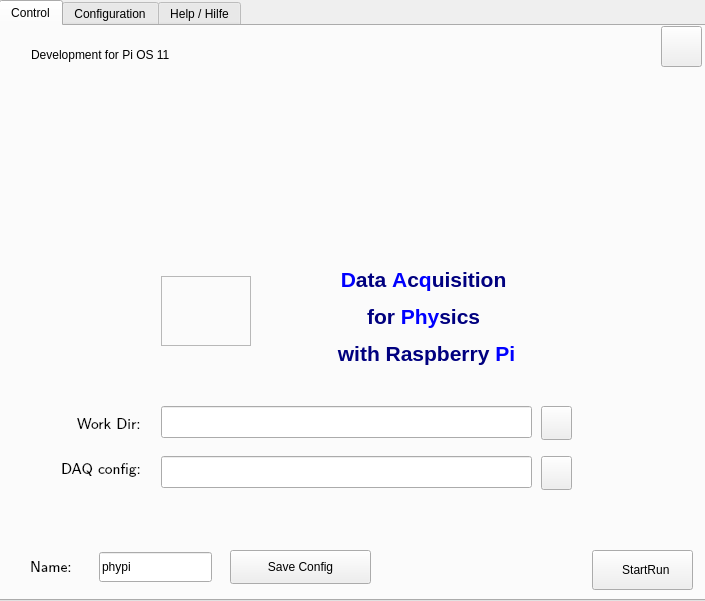
The window that phypidaq/phypi.ui (PhyPiDAQ/PhyPiDAQ) describes before a commit, drawn with Qt 5.
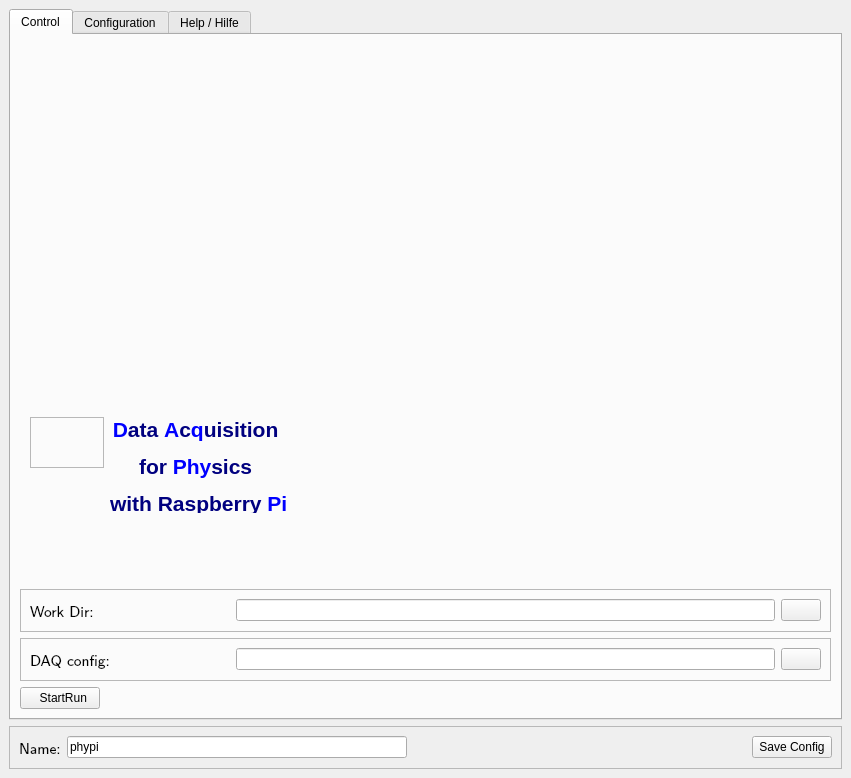
The same window after the commit. Icons and pictures are not drawn.

Commit message:
make it responsive
fixed small allignments,

Diff of the .ui file:
```diff
--- a/phypidaq/phypi.ui
+++ b/phypidaq/phypi.ui
@@ -6,8 +6,8 @@
    <rect>
     <x>0</x>
     <y>0</y>
-    <width>705</width>
-    <height>601</height>
+    <width>851</width>
+    <height>778</height>
    </rect>
   </property>
   <property name="sizePolicy">
@@ -26,15 +26,9 @@
      <verstretch>0</verstretch>
     </sizepolicy>
    </property>
+   <layout class="QVBoxLayout" name="verticalLayout_3">
+    <item>
    <widget class="QTabWidget" name="tab_Main">
-    <property name="geometry">
-     <rect>
-      <x>-1</x>
-      <y>0</y>
-      <width>711</width>
-      <height>601</height>
-     </rect>
-    </property>
     <property name="toolTip">
      <string>&lt;html&gt;&lt;head/&gt;&lt;body&gt;&lt;p&gt;Output  / Configuration / Help&lt;/p&gt;&lt;/body&gt;&lt;/html&gt;</string>
     </property>
@@ -54,15 +48,56 @@
      <attribute name="title">
       <string>Control</string>
      </attribute>
+       <layout class="QVBoxLayout" name="verticalLayout_10">
+        <item>
+         <widget class="QLabel" name="label_3">
+          <property name="text">
+           <string/>
+          </property>
+         </widget>
+        </item>
+        <item>
+         <widget class="QLabel" name="label_2">
+          <property name="sizePolicy">
+           <sizepolicy hsizetype="Fixed" vsizetype="Preferred">
+            <horstretch>0</horstretch>
+            <verstretch>0</verstretch>
+           </sizepolicy>
+          </property>
+          <property name="text">
+           <string/>
+          </property>
+          <property name="pixmap">
+           <pixmap>images/PhyPiDAQdiagram.png</pixmap>
+          </property>
+          <property name="scaledContents">
+           <bool>true</bool>
+          </property>
+         </widget>
+        </item>
+        <item>
+         <widget class="QFrame" name="frame_3">
+          <property name="frameShape">
+           <enum>QFrame::NoFrame</enum>
+          </property>
+          <property name="frameShadow">
+           <enum>QFrame::Raised</enum>
+          </property>
      <widget class="QLabel" name="label_Picture">
       <property name="geometry">
        <rect>
-        <x>160</x>
-        <y>250</y>
-        <width>90</width>
-        <height>70</height>
-       </rect>
-      </property>
+             <x>10</x>
+             <y>10</y>
+             <width>74</width>
+             <height>51</height>
+            </rect>
+           </property>
+           <property name="sizePolicy">
+            <sizepolicy hsizetype="Fixed" vsizetype="Fixed">
+             <horstretch>0</horstretch>
+             <verstretch>0</verstretch>
+            </sizepolicy>
+           </property>
       <property name="toolTip">
        <string>PhyPi Data Acquitision with Raspberry Pi</string>
       </property>
@@ -85,12 +120,18 @@
      <widget class="QLabel" name="label_caption">
       <property name="geometry">
        <rect>
-        <x>230</x>
-        <y>220</y>
-        <width>391</width>
-        <height>141</height>
-       </rect>
-      </property>
+             <x>90</x>
+             <y>10</y>
+             <width>177</width>
+             <height>96</height>
+            </rect>
+           </property>
+           <property name="sizePolicy">
+            <sizepolicy hsizetype="Fixed" vsizetype="Preferred">
+             <horstretch>0</horstretch>
+             <verstretch>0</verstretch>
+            </sizepolicy>
+           </property>
       <property name="font">
        <font>
         <pointsize>12</pointsize>
@@ -100,14 +141,100 @@
        <string>&lt;html&gt;&lt;head/&gt;&lt;body&gt;&lt;p align=&quot;center&quot;&gt;&lt;span style=&quot; font-size:16pt; font-weight:600; color:#0000ff;&quot;&gt;D&lt;/span&gt;&lt;span style=&quot; font-size:16pt; font-weight:600; color:#00007f;&quot;&gt;ata &lt;/span&gt;&lt;span style=&quot; font-size:16pt; font-weight:600; color:#0000ff;&quot;&gt;A&lt;/span&gt;&lt;span style=&quot; font-size:16pt; font-weight:600; color:#00007f;&quot;&gt;c&lt;/span&gt;&lt;span style=&quot; font-size:16pt; font-weight:600; color:#0000ff;&quot;&gt;q&lt;/span&gt;&lt;span style=&quot; font-size:16pt; font-weight:600; color:#00007f;&quot;&gt;uisition &lt;/span&gt;&lt;/p&gt;&lt;p align=&quot;center&quot;&gt;&lt;span style=&quot; font-size:16pt; font-weight:600; color:#00007f;&quot;&gt;for &lt;/span&gt;&lt;span style=&quot; font-size:16pt; font-weight:600; color:#0000ff;&quot;&gt;Phy&lt;/span&gt;&lt;span style=&quot; font-size:16pt; font-weight:600; color:#00007f;&quot;&gt;sics &lt;/span&gt;&lt;/p&gt;&lt;p align=&quot;center&quot;&gt;&lt;span style=&quot; font-size:16pt; font-weight:600; color:#00007f;&quot;&gt;with Raspberry &lt;/span&gt;&lt;span style=&quot; font-size:16pt; font-weight:600; color:#0000ff;&quot;&gt;Pi&lt;/span&gt;&lt;span style=&quot; font-size:16pt; font-weight:600; color:#00007f;&quot;/&gt;&lt;/p&gt;&lt;/body&gt;&lt;/html&gt;</string>
       </property>
      </widget>
+         </widget>
+        </item>
+        <item>
+         <widget class="QFrame" name="frame_4">
+          <property name="sizePolicy">
+           <sizepolicy hsizetype="Preferred" vsizetype="Fixed">
+            <horstretch>0</horstretch>
+            <verstretch>0</verstretch>
+           </sizepolicy>
+          </property>
+          <property name="frameShape">
+           <enum>QFrame::StyledPanel</enum>
+          </property>
+          <property name="frameShadow">
+           <enum>QFrame::Raised</enum>
+          </property>
+          <layout class="QHBoxLayout" name="horizontalLayout_4">
+           <item>
+            <widget class="QLabel" name="label_WorkDir">
+             <property name="sizePolicy">
+              <sizepolicy hsizetype="Fixed" vsizetype="Preferred">
+               <horstretch>0</horstretch>
+               <verstretch>0</verstretch>
+              </sizepolicy>
+             </property>
+             <property name="minimumSize">
+              <size>
+               <width>200</width>
+               <height>0</height>
+              </size>
+             </property>
+             <property name="font">
+              <font>
+               <family>Latin Modern Sans</family>
+               <pointsize>11</pointsize>
+              </font>
+             </property>
+             <property name="text">
+              <string>Work Dir: </string>
+             </property>
+            </widget>
+           </item>
+           <item>
+            <widget class="QLineEdit" name="lE_WorkDir">
+             <property name="readOnly">
+              <bool>true</bool>
+             </property>
+            </widget>
+           </item>
+           <item>
+            <widget class="QPushButton" name="pB_WDselect">
+             <property name="toolTip">
+              <string>&lt;html&gt;&lt;head/&gt;&lt;body&gt;&lt;p&gt;select working directory (where ouput is stored)&lt;/p&gt;&lt;/body&gt;&lt;/html&gt;</string>
+             </property>
+             <property name="text">
+              <string/>
+             </property>
+             <property name="icon">
+              <iconset>
+               <normaloff>images/open-folder.jpg</normaloff>images/open-folder.jpg</iconset>
+             </property>
+            </widget>
+           </item>
+          </layout>
+         </widget>
+        </item>
+        <item>
+         <widget class="QFrame" name="frame_5">
+          <property name="sizePolicy">
+           <sizepolicy hsizetype="Preferred" vsizetype="Fixed">
+            <horstretch>0</horstretch>
+            <verstretch>0</verstretch>
+           </sizepolicy>
+          </property>
+          <property name="frameShape">
+           <enum>QFrame::StyledPanel</enum>
+          </property>
+          <property name="frameShadow">
+           <enum>QFrame::Raised</enum>
+          </property>
+          <layout class="QHBoxLayout" name="horizontalLayout_5">
+           <item>
      <widget class="QLabel" name="label_DAQconfig">
-      <property name="geometry">
-       <rect>
-        <x>60</x>
-        <y>426</y>
-        <width>91</width>
-        <height>30</height>
-       </rect>
+             <property name="sizePolicy">
+              <sizepolicy hsizetype="Fixed" vsizetype="Preferred">
+               <horstretch>0</horstretch>
+               <verstretch>0</verstretch>
+              </sizepolicy>
+             </property>
+             <property name="minimumSize">
+              <size>
+               <width>200</width>
+               <height>0</height>
+              </size>
       </property>
       <property name="font">
        <font>
@@ -122,15 +249,9 @@
        <enum>Qt::PlainText</enum>
       </property>
      </widget>
+           </item>
+           <item>
      <widget class="QLineEdit" name="lE_DAQConfFile">
-      <property name="geometry">
-       <rect>
-        <x>160</x>
-        <y>430</y>
-        <width>371</width>
-        <height>32</height>
-       </rect>
-      </property>
       <property name="toolTip">
        <string>&lt;html&gt;&lt;head/&gt;&lt;body&gt;&lt;p&gt;DAQ configuration file (type .daq)&lt;/p&gt;&lt;/body&gt;&lt;/html&gt;</string>
       </property>
@@ -144,14 +265,34 @@
        <bool>true</bool>
       </property>
      </widget>
+           </item>
+           <item>
+            <widget class="QPushButton" name="pB_FileSelect">
+             <property name="toolTip">
+              <string>&lt;html&gt;&lt;head/&gt;&lt;body&gt;&lt;p&gt;selecd daq configuration file&lt;/p&gt;&lt;/body&gt;&lt;/html&gt;</string>
+             </property>
+             <property name="text">
+              <string/>
+             </property>
+             <property name="icon">
+              <iconset>
+               <normaloff>images/open-folder.jpg</normaloff>images/open-folder.jpg</iconset>
+             </property>
+            </widget>
+           </item>
+          </layout>
+         </widget>
+        </item>
+        <item>
+         <layout class="QVBoxLayout" name="verticalLayout"/>
+        </item>
+        <item>
      <widget class="QPushButton" name="pB_StartRun">
-      <property name="geometry">
-       <rect>
-        <x>591</x>
-        <y>524</y>
-        <width>101</width>
-        <height>40</height>
-       </rect>
+          <property name="sizePolicy">
+           <sizepolicy hsizetype="Fixed" vsizetype="Fixed">
+            <horstretch>0</horstretch>
+            <verstretch>0</verstretch>
+           </sizepolicy>
       </property>
       <property name="toolTip">
        <string>&lt;html&gt;&lt;head/&gt;&lt;body&gt;&lt;p&gt;Start Data Acquisition&lt;/p&gt;&lt;/body&gt;&lt;/html&gt;</string>
@@ -170,166 +311,8 @@
        </size>
       </property>
      </widget>
-     <widget class="QPushButton" name="pB_FileSelect">
-      <property name="geometry">
-       <rect>
-        <x>540</x>
-        <y>430</y>
-        <width>31</width>
-        <height>34</height>
-       </rect>
-      </property>
-      <property name="toolTip">
-       <string>&lt;html&gt;&lt;head/&gt;&lt;body&gt;&lt;p&gt;selecd daq configuration file&lt;/p&gt;&lt;/body&gt;&lt;/html&gt;</string>
-      </property>
-      <property name="text">
-       <string/>
-      </property>
-      <property name="icon">
-       <iconset>
-        <normaloff>images/open-folder.jpg</normaloff>images/open-folder.jpg</iconset>
-      </property>
-     </widget>
-     <widget class="QPushButton" name="pB_abort">
-      <property name="geometry">
-       <rect>
-        <x>660</x>
-        <y>0</y>
-        <width>41</width>
-        <height>41</height>
-       </rect>
-      </property>
-      <property name="toolTip">
-       <string>&lt;html&gt;&lt;head/&gt;&lt;body&gt;&lt;p&gt;Exit PhyPi Gui&lt;/p&gt;&lt;/body&gt;&lt;/html&gt;</string>
-      </property>
-      <property name="accessibleDescription">
-       <string/>
-      </property>
-      <property name="text">
-       <string/>
-      </property>
-      <property name="icon">
-       <iconset>
-        <normaloff>images/application-exit.jpg</normaloff>images/application-exit.jpg</iconset>
-      </property>
-      <property name="iconSize">
-       <size>
-        <width>20</width>
-        <height>20</height>
-       </size>
-      </property>
-      <property name="autoDefault">
-       <bool>false</bool>
-      </property>
-     </widget>
-     <widget class="QLineEdit" name="lE_WorkDir">
-      <property name="geometry">
-       <rect>
-        <x>160</x>
-        <y>380</y>
-        <width>371</width>
-        <height>32</height>
-       </rect>
-      </property>
-      <property name="readOnly">
-       <bool>true</bool>
-      </property>
-     </widget>
-     <widget class="QLabel" name="label_WorkDir">
-      <property name="geometry">
-       <rect>
-        <x>76</x>
-        <y>386</y>
-        <width>81</width>
-        <height>20</height>
-       </rect>
-      </property>
-      <property name="font">
-       <font>
-        <family>Latin Modern Sans</family>
-        <pointsize>11</pointsize>
-       </font>
-      </property>
-      <property name="text">
-       <string>Work Dir: </string>
-      </property>
-     </widget>
-     <widget class="QPushButton" name="pB_WDselect">
-      <property name="geometry">
-       <rect>
-        <x>540</x>
-        <y>380</y>
-        <width>31</width>
-        <height>34</height>
-       </rect>
-      </property>
-      <property name="toolTip">
-       <string>&lt;html&gt;&lt;head/&gt;&lt;body&gt;&lt;p&gt;select working directory (where ouput is stored)&lt;/p&gt;&lt;/body&gt;&lt;/html&gt;</string>
-      </property>
-      <property name="text">
-       <string/>
-      </property>
-      <property name="icon">
-       <iconset>
-        <normaloff>images/open-folder.jpg</normaloff>images/open-folder.jpg</iconset>
-      </property>
-     </widget>
-     <widget class="QLabel" name="label_2">
-      <property name="geometry">
-       <rect>
-        <x>80</x>
-        <y>50</y>
-        <width>551</width>
-        <height>171</height>
-       </rect>
-      </property>
-      <property name="text">
-       <string/>
-      </property>
-      <property name="pixmap">
-       <pixmap>images/PhyPiDAQdiagram.png</pixmap>
-      </property>
-      <property name="scaledContents">
-       <bool>true</bool>
-      </property>
-     </widget>
-     <widget class="QWidget" name="verticalLayoutWidget">
-      <property name="geometry">
-       <rect>
-        <x>11</x>
-        <y>490</y>
-        <width>681</width>
-        <height>16</height>
-       </rect>
-      </property>
-      <layout class="QVBoxLayout" name="verticalLayout"/>
-     </widget>
-     <widget class="QLabel" name="label_3">
-      <property name="geometry">
-       <rect>
-        <x>30</x>
-        <y>20</y>
-        <width>221</width>
-        <height>17</height>
-       </rect>
-      </property>
-      <property name="text">
-       <string>Development for Pi OS 11</string>
-      </property>
-     </widget>
-     <zorder>label_Picture</zorder>
-     <zorder>label_caption</zorder>
-     <zorder>label_DAQconfig</zorder>
-     <zorder>lE_DAQConfFile</zorder>
-     <zorder>pB_StartRun</zorder>
-     <zorder>pB_FileSelect</zorder>
-     <zorder>lE_WorkDir</zorder>
-     <zorder>label_WorkDir</zorder>
-     <zorder>pB_WDselect</zorder>
-     <zorder>label_2</zorder>
-     <zorder>pB_abort</zorder>
-     <zorder>verticalLayoutWidget</zorder>
-     <zorder>label_3</zorder>
+        </item>
+       </layout>
     </widget>
     <widget class="QWidget" name="Tab_Config">
      <property name="toolTip">
@@ -338,18 +321,19 @@
      <attribute name="title">
       <string>Configuration</string>
      </attribute>
+       <layout class="QVBoxLayout" name="verticalLayout_4">
+        <item>
+         <widget class="QRadioButton" name="rB_EditMode">
+          <property name="text">
+           <string>Edit Mode</string>
+          </property>
+         </widget>
+        </item>
+        <item>
      <widget class="QTabWidget" name="tabConfig">
       <property name="enabled">
        <bool>true</bool>
       </property>
-      <property name="geometry">
-       <rect>
-        <x>10</x>
-        <y>10</y>
-        <width>821</width>
-        <height>501</height>
-       </rect>
-      </property>
       <property name="sizePolicy">
        <sizepolicy hsizetype="Expanding" vsizetype="Expanding">
         <horstretch>0</horstretch>
@@ -381,15 +365,9 @@
        <attribute name="title">
         <string>PhyPi Config</string>
        </attribute>
+           <layout class="QVBoxLayout" name="verticalLayout_6">
+            <item>
        <widget class="QPlainTextEdit" name="pTE_phypiConfig">
-        <property name="geometry">
-         <rect>
-          <x>0</x>
-          <y>10</y>
-          <width>681</width>
-          <height>431</height>
-         </rect>
-        </property>
         <property name="toolTip">
          <string>&lt;html&gt;&lt;head/&gt;&lt;body&gt;&lt;p&gt;Main PhyPi Configuration File&lt;/p&gt;&lt;/body&gt;&lt;/html&gt;</string>
         </property>
@@ -397,17 +375,17 @@
          <bool>true</bool>
         </property>
        </widget>
+            </item>
+            <item>
        <widget class="QPushButton" name="pB_reloadConfig">
         <property name="enabled">
          <bool>false</bool>
         </property>
-        <property name="geometry">
-         <rect>
-          <x>500</x>
-          <y>440</y>
-          <width>171</width>
-          <height>21</height>
-         </rect>
+              <property name="sizePolicy">
+               <sizepolicy hsizetype="Fixed" vsizetype="Fixed">
+                <horstretch>0</horstretch>
+                <verstretch>0</verstretch>
+               </sizepolicy>
         </property>
         <property name="toolTip">
          <string>&lt;html&gt;&lt;head/&gt;&lt;body&gt;&lt;p&gt;reload device configuration files if names or paths changed&lt;/p&gt;&lt;/body&gt;&lt;/html&gt;</string>
@@ -429,6 +407,8 @@
          <bool>false</bool>
         </property>
        </widget>
+            </item>
+           </layout>
       </widget>
       <widget class="QWidget" name="tab_DeviceConfig0">
        <property name="toolTip">
@@ -437,15 +417,9 @@
        <attribute name="title">
         <string>Device Config</string>
        </attribute>
+           <layout class="QVBoxLayout" name="verticalLayout_7">
+            <item>
        <widget class="QPlainTextEdit" name="pTE_DeviceConfig0">
-        <property name="geometry">
-         <rect>
-          <x>0</x>
-          <y>10</y>
-          <width>681</width>
-          <height>411</height>
-         </rect>
-        </property>
         <property name="toolTip">
          <string>Device Configuration</string>
         </property>
@@ -453,14 +427,14 @@
          <bool>true</bool>
         </property>
        </widget>
+            </item>
+            <item>
        <widget class="QPushButton" name="pB_DeviceSelect0">
-        <property name="geometry">
-         <rect>
-          <x>490</x>
-          <y>423</y>
-          <width>181</width>
-          <height>34</height>
-         </rect>
+              <property name="sizePolicy">
+               <sizepolicy hsizetype="Fixed" vsizetype="Fixed">
+                <horstretch>0</horstretch>
+                <verstretch>0</verstretch>
+               </sizepolicy>
         </property>
         <property name="toolTip">
          <string>&lt;html&gt;&lt;head/&gt;&lt;body&gt;&lt;p&gt;load template device configuration&lt;/p&gt;&lt;/body&gt;&lt;/html&gt;</string>
@@ -473,6 +447,8 @@
           <normaloff>images/open-folder.jpg</normaloff>images/open-folder.jpg</iconset>
         </property>
        </widget>
+            </item>
+           </layout>
       </widget>
       <widget class="QWidget" name="tab_DeviceConfig1">
        <property name="enabled">
@@ -484,27 +460,21 @@
        <attribute name="title">
         <string>2nd Device</string>
        </attribute>
+           <layout class="QVBoxLayout" name="verticalLayout_8">
+            <item>
        <widget class="QPlainTextEdit" name="pTE_DeviceConfig1">
-        <property name="geometry">
-         <rect>
-          <x>0</x>
-          <y>0</y>
-          <width>681</width>
-          <height>421</height>
-         </rect>
-        </property>
         <property name="readOnly">
          <bool>true</bool>
         </property>
        </widget>
+            </item>
+            <item>
        <widget class="QPushButton" name="pB_DeviceSelect1">
-        <property name="geometry">
-         <rect>
-          <x>490</x>
-          <y>423</y>
-          <width>181</width>
-          <height>34</height>
-         </rect>
+              <property name="sizePolicy">
+               <sizepolicy hsizetype="Fixed" vsizetype="Fixed">
+                <horstretch>0</horstretch>
+                <verstretch>0</verstretch>
+               </sizepolicy>
         </property>
         <property name="text">
          <string>     load Device Config</string>
@@ -514,6 +484,8 @@
           <normaloff>images/open-folder.jpg</normaloff>images/open-folder.jpg</iconset>
         </property>
        </widget>
+            </item>
+           </layout>
       </widget>
       <widget class="QWidget" name="tab_DeviceConfig2">
        <property name="enabled">
@@ -522,27 +494,21 @@
        <attribute name="title">
         <string>3rd Device</string>
        </attribute>
+           <layout class="QVBoxLayout" name="verticalLayout_9">
+            <item>
        <widget class="QPlainTextEdit" name="pTE_DeviceConfig2">
-        <property name="geometry">
-         <rect>
-          <x>0</x>
-          <y>0</y>
-          <width>681</width>
-          <height>421</height>
-         </rect>
-        </property>
         <property name="readOnly">
          <bool>true</bool>
         </property>
        </widget>
+            </item>
+            <item>
        <widget class="QPushButton" name="pB_DeviceSelect2">
-        <property name="geometry">
-         <rect>
-          <x>490</x>
-          <y>423</y>
-          <width>181</width>
-          <height>34</height>
-         </rect>
+              <property name="sizePolicy">
+               <sizepolicy hsizetype="Fixed" vsizetype="Fixed">
+                <horstretch>0</horstretch>
+                <verstretch>0</verstretch>
+               </sizepolicy>
         </property>
         <property name="text">
          <string>     load Device Config</string>
@@ -552,21 +518,12 @@
           <normaloff>images/open-folder.jpg</normaloff>images/open-folder.jpg</iconset>
         </property>
        </widget>
-      </widget>
-     </widget>
-     <widget class="QRadioButton" name="rB_EditMode">
-      <property name="geometry">
-       <rect>
-        <x>580</x>
-        <y>10</y>
-        <width>111</width>
-        <height>30</height>
-       </rect>
-      </property>
-      <property name="text">
-       <string>Edit Mode</string>
-      </property>
-     </widget>
+            </item>
+           </layout>
+          </widget>
+         </widget>
+        </item>
+       </layout>
     </widget>
     <widget class="QWidget" name="Tab_Help">
      <property name="toolTip">
@@ -575,33 +532,23 @@
      <attribute name="title">
       <string>Help / Hilfe</string>
      </attribute>
-     <widget class="QTextEdit" name="TE_Help">
-      <property name="geometry">
-       <rect>
-        <x>10</x>
-        <y>30</y>
-        <width>691</width>
-        <height>481</height>
-       </rect>
-      </property>
-      <property name="undoRedoEnabled">
-       <bool>false</bool>
-      </property>
-      <property name="readOnly">
-       <bool>true</bool>
-      </property>
-      <property name="placeholderText">
-       <string notr="true"/>
-      </property>
-     </widget>
+       <layout class="QVBoxLayout" name="verticalLayout_2">
+        <item>
+         <widget class="QFrame" name="frame_2">
+          <property name="frameShape">
+           <enum>QFrame::StyledPanel</enum>
+          </property>
+          <property name="frameShadow">
+           <enum>QFrame::Raised</enum>
+          </property>
+          <layout class="QHBoxLayout" name="horizontalLayout">
+           <item>
      <widget class="QPushButton" name="pB_Help">
-      <property name="geometry">
-       <rect>
-        <x>10</x>
-        <y>0</y>
-        <width>88</width>
-        <height>31</height>
-       </rect>
+             <property name="sizePolicy">
+              <sizepolicy hsizetype="Fixed" vsizetype="Fixed">
+               <horstretch>0</horstretch>
+               <verstretch>0</verstretch>
+              </sizepolicy>
       </property>
       <property name="text">
        <string>English</string>
@@ -611,14 +558,14 @@
         <normaloff>images/flagUK.png</normaloff>images/flagUK.png</iconset>
       </property>
      </widget>
+           </item>
+           <item>
      <widget class="QPushButton" name="pB_Hilfe">
-      <property name="geometry">
-       <rect>
-        <x>110</x>
-        <y>0</y>
-        <width>88</width>
-        <height>31</height>
-       </rect>
+             <property name="sizePolicy">
+              <sizepolicy hsizetype="Fixed" vsizetype="Fixed">
+               <horstretch>0</horstretch>
+               <verstretch>0</verstretch>
+              </sizepolicy>
       </property>
       <property name="text">
        <string>Deutsch</string>
@@ -628,17 +575,95 @@
         <normaloff>images/flagDE.png</normaloff>images/flagDE.png</iconset>
       </property>
      </widget>
-    </widget>
-   </widget>
+           </item>
+           <item>
+            <spacer name="horizontalSpacer_2">
+             <property name="orientation">
+              <enum>Qt::Horizontal</enum>
+             </property>
+             <property name="sizeHint" stdset="0">
+              <size>
+               <width>40</width>
+               <height>20</height>
+              </size>
+             </property>
+            </spacer>
+           </item>
+           <item>
+            <widget class="QPushButton" name="pB_abort">
+             <property name="sizePolicy">
+              <sizepolicy hsizetype="Fixed" vsizetype="Fixed">
+               <horstretch>0</horstretch>
+               <verstretch>0</verstretch>
+              </sizepolicy>
+             </property>
+             <property name="toolTip">
+              <string>&lt;html&gt;&lt;head/&gt;&lt;body&gt;&lt;p&gt;Exit PhyPi Gui&lt;/p&gt;&lt;/body&gt;&lt;/html&gt;</string>
+             </property>
+             <property name="accessibleDescription">
+              <string/>
+             </property>
+             <property name="text">
+              <string/>
+             </property>
+             <property name="icon">
+              <iconset>
+               <normaloff>images/application-exit.jpg</normaloff>images/application-exit.jpg</iconset>
+             </property>
+             <property name="iconSize">
+              <size>
+               <width>20</width>
+               <height>20</height>
+              </size>
+             </property>
+             <property name="autoDefault">
+              <bool>false</bool>
+             </property>
+            </widget>
+           </item>
+          </layout>
+         </widget>
+        </item>
+        <item>
+         <widget class="QTextEdit" name="TE_Help">
+          <property name="sizePolicy">
+           <sizepolicy hsizetype="Expanding" vsizetype="Expanding">
+            <horstretch>0</horstretch>
+            <verstretch>0</verstretch>
+           </sizepolicy>
+          </property>
+          <property name="autoFillBackground">
+           <bool>false</bool>
+          </property>
+          <property name="sizeAdjustPolicy">
+           <enum>QAbstractScrollArea::AdjustIgnored</enum>
+          </property>
+          <property name="undoRedoEnabled">
+           <bool>false</bool>
+          </property>
+          <property name="readOnly">
+           <bool>true</bool>
+          </property>
+          <property name="placeholderText">
+           <string notr="true"/>
+          </property>
+         </widget>
+        </item>
+       </layout>
+      </widget>
+     </widget>
+    </item>
+    <item>
+     <widget class="QFrame" name="frame">
+      <property name="frameShape">
+       <enum>QFrame::StyledPanel</enum>
+      </property>
+      <property name="frameShadow">
+       <enum>QFrame::Raised</enum>
+      </property>
+      <layout class="QHBoxLayout" name="horizontalLayout_2">
+       <item>
    <widget class="QLabel" name="label">
-    <property name="geometry">
-     <rect>
-      <x>30</x>
-      <y>550</y>
-      <width>60</width>
-      <height>31</height>
-     </rect>
-    </property>
     <property name="font">
      <font>
       <family>Latin Modern Sans</family>
@@ -655,15 +680,9 @@
      <enum>Qt::PlainText</enum>
     </property>
    </widget>
+       </item>
+       <item>
    <widget class="QLineEdit" name="lE_RunTag">
-    <property name="geometry">
-     <rect>
-      <x>99</x>
-      <y>552</y>
-      <width>113</width>
-      <height>30</height>
-     </rect>
-    </property>
     <property name="toolTip">
      <string>&lt;html&gt;&lt;head/&gt;&lt;body&gt;&lt;p&gt;Name for the run&lt;/p&gt;&lt;/body&gt;&lt;/html&gt;</string>
     </property>
@@ -671,15 +690,22 @@
      <string>phypi</string>
     </property>
    </widget>
+       </item>
+       <item>
+        <spacer name="horizontalSpacer">
+         <property name="orientation">
+          <enum>Qt::Horizontal</enum>
+         </property>
+         <property name="sizeHint" stdset="0">
+          <size>
+           <width>40</width>
+           <height>20</height>
+          </size>
+         </property>
+        </spacer>
+       </item>
+       <item>
    <widget class="QPushButton" name="pB_SaveDefault">
-    <property name="geometry">
-     <rect>
-      <x>230</x>
-      <y>550</y>
-      <width>141</width>
-      <height>34</height>
-     </rect>
-    </property>
     <property name="toolTip">
      <string>&lt;html&gt;&lt;head/&gt;&lt;body&gt;&lt;p&gt;save all config files&lt;/p&gt;&lt;/body&gt;&lt;/html&gt;</string>
     </property>
@@ -687,6 +713,11 @@
      <string>Save Config</string>
     </property>
    </widget>
+       </item>
+      </layout>
+     </widget>
+    </item>
+   </layout>
   </widget>
  </widget>
  <resources>
```
Lines whose indentation alone changed are shown as unchanged. The commit also changes 1 other file.
